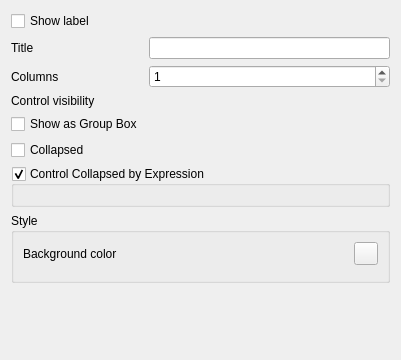
Qt form src/ui/attributeformconfig/qgsattributeformcontaineredit.ui (qgis/QGIS) before a commit.
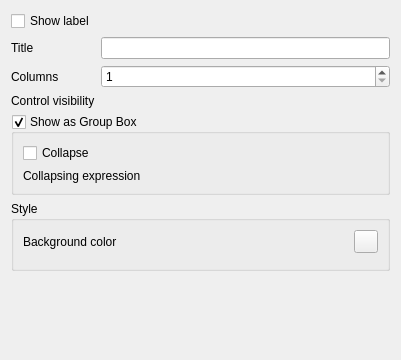
The same form after that commit. Custom widgets are drawn as their Qt base class.

Commit message:
Collapsing options belong to group boxes
Make this visually obvious by embedding the items
Ensure that group boxes are always collapsible, at any level and not only at the top
Keep collapsing setting when moving around the container
Add layer fields to the collapse expression widget context

Fixes #49500

What changed in the file:
```diff
--- a/src/ui/attributeformconfig/qgsattributeformcontaineredit.ui
+++ b/src/ui/attributeformconfig/qgsattributeformcontaineredit.ui
@@ -28,7 +28,7 @@
      </property>
     </widget>
    </item>
-   <item row="9" column="0" colspan="2">
+   <item row="5" column="0" colspan="2">
     <widget class="QgsCollapsibleGroupBox" name="mGroupBox">
      <property name="title">
       <string>Style</string>
@@ -57,7 +57,7 @@
      </layout>
     </widget>
    </item>
-   <item row="10" column="0">
+   <item row="6" column="0">
     <spacer name="verticalSpacer">
      <property name="orientation">
       <enum>Qt::Vertical</enum>
@@ -94,13 +94,6 @@
      </property>
     </widget>
    </item>
-   <item row="5" column="0">
-    <widget class="QCheckBox" name="mShowAsGroupBox">
-     <property name="text">
-      <string>Show as Group Box</string>
-     </property>
-    </widget>
-   </item>
    <item row="1" column="1">
     <widget class="QLineEdit" name="mTitleLineEdit"/>
    </item>
@@ -111,24 +104,38 @@
      </property>
     </widget>
    </item>
-   <item row="6" column="0">
-    <widget class="QCheckBox" name="mCollapsedCheckBox">
-     <property name="text">
-      <string>Collapsed</string>
-     </property>
-    </widget>
-   </item>
-   <item row="7" column="0" colspan="2">
-    <widget class="QgsCollapsibleGroupBox" name="mControlCollapsedGroupBox">
+   <item row="4" column="0" colspan="2">
+    <widget class="QgsCollapsibleGroupBox" name="mShowAsGroupBox">
      <property name="title">
-      <string>Control Collapsed by Expression</string>
+      <string>Show as Group Box</string>
      </property>
      <property name="checkable">
       <bool>true</bool>
      </property>
      <layout class="QGridLayout" name="gridLayout_4">
-      <item row="0" column="0">
-       <widget class="QgsFieldExpressionWidget" name="mCollapsedExpressionWidget" native="true"/>
+      <item row="0" column="0" colspan="2">
+       <widget class="QCheckBox" name="mCollapsedCheckBox">
+        <property name="toolTip">
+         <string>Always collapse the group box at the form opening</string>
+        </property>
+        <property name="text">
+         <string>Collapse</string>
+        </property>
+       </widget>
+      </item>
+      <item row="1" column="0">
+       <widget class="QLabel" name="labelExpressionCollapse">
+        <property name="text">
+         <string>Collapsing expression</string>
+        </property>
+       </widget>
+      </item>
+      <item row="1" column="1">
+       <widget class="QgsFieldExpressionWidget" name="mCollapsedExpressionWidget" native="true">
+        <property name="toolTip">
+         <string>&lt;html&gt;&lt;head/&gt;&lt;body&gt;&lt;p&gt;Collapses the group box using an expression.&lt;/p&gt;&lt;p&gt;&lt;span style=&quot; font-style:italic;&quot;&gt;Comment out or delete the expression to deactivate the option.&lt;/span&gt;&lt;/p&gt;&lt;/body&gt;&lt;/html&gt;</string>
+        </property>
+       </widget>
       </item>
      </layout>
     </widget>
```
Left out of the diff: 1 changed line with no effect on the pictures. The commit also changes 1 other file.
